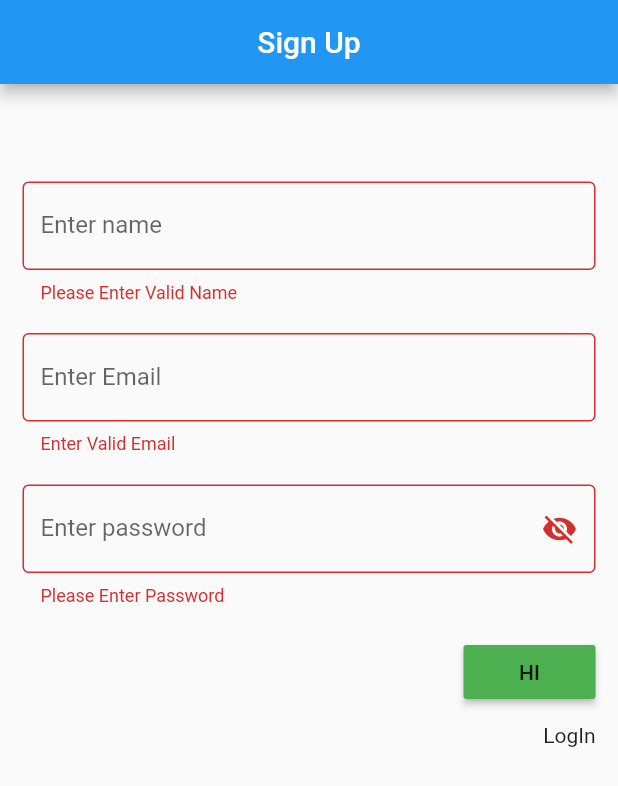
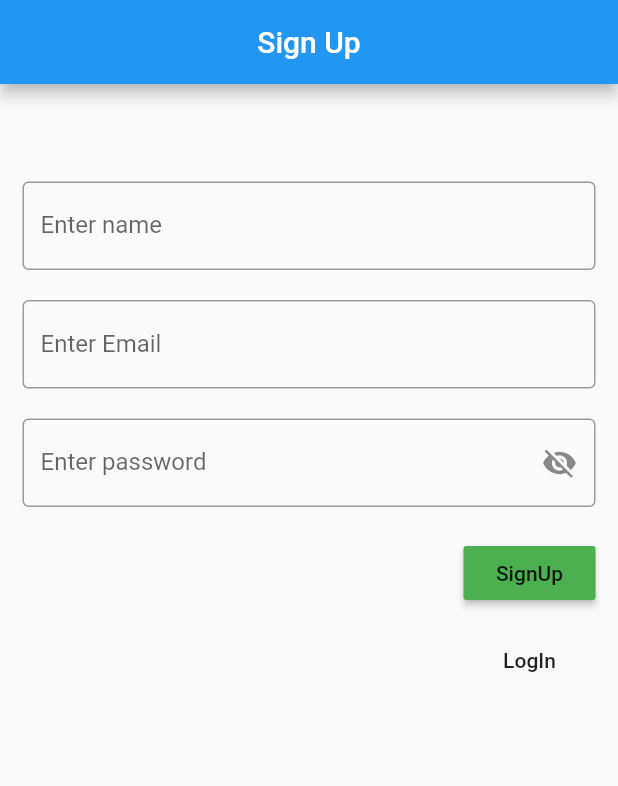
Before and after one commit to samyak1209/Firebase, a Flutter app: the screen it shows after launch, on a phone screen of 412 x 824 dp. Shown: the top 786 px of the screen. Run offline on Flutter 3.47's test engine with Material 2 defaults, Android fonts, the phone set to English and light mode, and no system bars; our stand-ins replace cloud_firestore, firebase_analytics, firebase_auth, firebase_core, flutter_local_notifications, shared_preferences; accounts and stored records are empty.

```diff
--- a/lib/Login/Signup.dart
+++ b/lib/Login/Signup.dart
@@ -4,6 +4,7 @@ import 'package:shared_preferences/shared_preferences.dart';
 import 'package:task1/Login/SignIn.dart';
 import 'package:task1/analytics/Analytics.dart';
 import 'package:task1/components/HomePage.dart';
+import 'package:task1/util/ProgressIndicator.dart';
 
 import 'auth.dart';
 
@@ -45,7 +46,8 @@ class _SignupState extends State<Signup> {
               labelText: 'Enter name'
             ),
             keyboardType: TextInputType.name,
-              validator: validateName,autovalidate: true,
+              validator: validateName,
+              autovalidateMode: AutovalidateMode.onUserInteraction,
 
           ),),
           Container(padding: EdgeInsets.only(bottom: 20),
@@ -56,7 +58,7 @@ class _SignupState extends State<Signup> {
                   labelText: 'Enter Email'
               ),
               keyboardType: TextInputType.emailAddress,
-              validator: validateEmail,autovalidate: true,
+              validator: validateEmail,autovalidateMode: AutovalidateMode.onUserInteraction,
             ),),
           Container(padding: EdgeInsets.only(bottom: 20),
             child: TextFormField(
@@ -79,12 +81,13 @@ class _SignupState extends State<Signup> {
               ),
               keyboardType: TextInputType.visiblePassword,
               obscureText: _iButt,
-              validator: validatePass,autovalidate: true,
+              validator: validatePass,autovalidateMode: AutovalidateMode.onUserInteraction,
             ),),
           RaisedButton(
             disabledColor: Colors.grey,
           color: Colors.green,
           onPressed: () async {
+              ProgressHelper.displayProgressDialog(context);
               if(_formKey.currentState.validate()){
                 await _auth.registerWithEmailAndPassword(email.text, pass.text,name.text).then((value) async {
                 print('signed in as ${value.uid}');
@@ -103,6 +106,7 @@ class _SignupState extends State<Signup> {
                 });
                 if(Login){
                   Analytics.analytics.logEvent(name: "home_page",parameters: <String,dynamic>{});
+                  ProgressHelper.closeProgressDialog(context);
                   Navigator.pushReplacement(context,MaterialPageRoute(
                       builder:(context)=>HomePage(),
                     settings: RouteSettings(name: "HomePage")
@@ -112,11 +116,11 @@ class _SignupState extends State<Signup> {
                   print(e);
                 });
               }},
-            child: Text('HI'),
+            child: Text('SignUp'),
           ),
           Container(padding: EdgeInsets.only(top: 10),
-          child: InkWell(child: Text('LogIn'),
-          onTap: (){
+          child: FlatButton(child: Text('LogIn'),
+          onPressed: (){
             Navigator.push(context, new MaterialPageRoute(builder: (context)=>SignIm()));
           },),)
 
--- a/lib/components/HomePage.dart
+++ b/lib/components/HomePage.dart
@@ -5,6 +5,7 @@ import 'package:task1/Login/Signup.dart';
 import 'package:task1/Login/auth.dart';
 import 'package:task1/analytics/Analytics.dart';
 import 'package:task1/components/HomeScreen.dart';
+import 'package:task1/util/ProgressIndicator.dart';
 
 import 'Form.dart';
 
@@ -31,20 +32,23 @@ class _HomePageState extends State<HomePage> {
         title: Text('Home'),
         actions: [
           IconButton(icon: Icon(Icons.logout), onPressed: () async {
+            ProgressHelper.displayProgressDialog(context);
             AuthService().signOut();
             SharedPreferences prefs = await SharedPreferences.getInstance();
             prefs.remove('email');
             prefs.remove('uid');
-            Analytics.analytics.logEvent(name: "logout",parameters: <String,dynamic>{});
+            Analytics.analytics.logEvent(name: "logout",parameters: {"app_bar":"logout_button"});
+            ProgressHelper.closeProgressDialog(context);
             Navigator.pushReplacement(context, new MaterialPageRoute(builder: (context)=>Signup()));
           })
         ],
       ),
       body: tabs[curindex],
         bottomNavigationBar: BottomNavigationBar(
-          onTap: (index){setState(() {
+          onTap: (index){
+            setState(() {
             curindex=index;
-            Analytics.analytics.logEvent(name: curindex==0?"home_screen":"form_screen");
+            Analytics.analytics.logEvent(name: curindex==0?"home_screen":"form_screen",parameters: {"homepage":"after_auth"});
           });},
           currentIndex: curindex,
           items: [
--- a/lib/main.dart
+++ b/lib/main.dart
@@ -29,6 +29,7 @@ class MyApp extends StatelessWidget {
       ),
       home: Signup(),
       navigatorObservers: [Analytics.observer],
+      debugShowCheckedModeBanner: false,
     );
   }
 }
--- a/pubspec.yaml
+++ b/pubspec.yaml
@@ -35,6 +35,7 @@ dependencies:
   cloud_firestore: ^0.14.1+3
   intl: ^0.16.0
   firebase_analytics: ^6.1.0
+  flutter_local_notifications: ^4.0.1+1
 
 
 dev_dependencies:
```
Also changed, not shown: lib/Login/SignIn.dart (+29 -17 lines), lib/components/Form.dart (+24 -1 lines), lib/components/HomeScreen.dart (+22 -8 lines), lib/components/Update.dart (+17 -0 lines), lib/util/ProgressIndicator.dart (added, +23 -0 lines), pubspec.lock, 18 other files.
